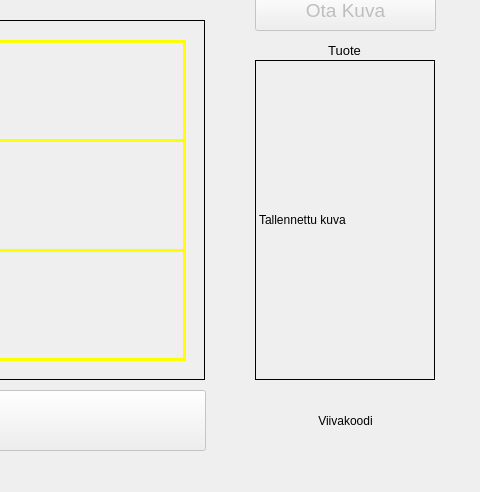
Old version of the form videoWidgetv2.ui in the repository MikaVainio/VarastoGUI; both pictures show x 455 to 935 and y 90 to 582 of the 935 by 582 pixel window.
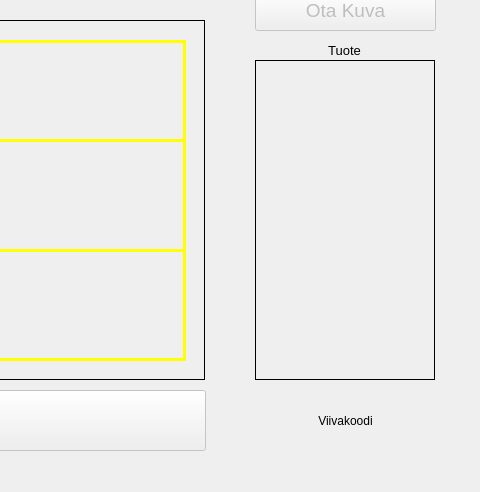
New version of the form.

```diff
--- a/videoWidgetv2.ui
+++ b/videoWidgetv2.ui
@@ -130,7 +130,7 @@
     <enum>QFrame::Box</enum>
    </property>
    <property name="text">
-    <string>Tallennettu kuva</string>
+    <string/>
    </property>
   </widget>
   <widget class="QLabel" name="videokuvaLabel">
```
